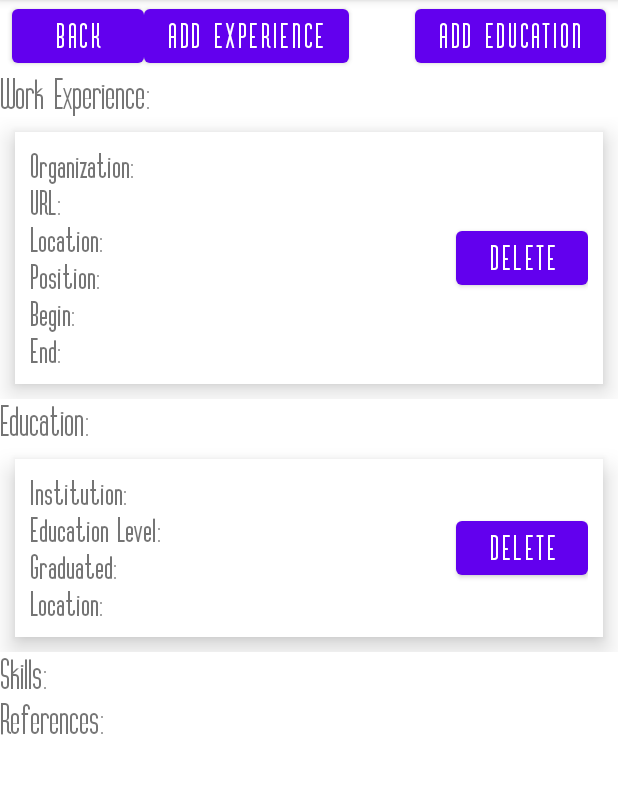
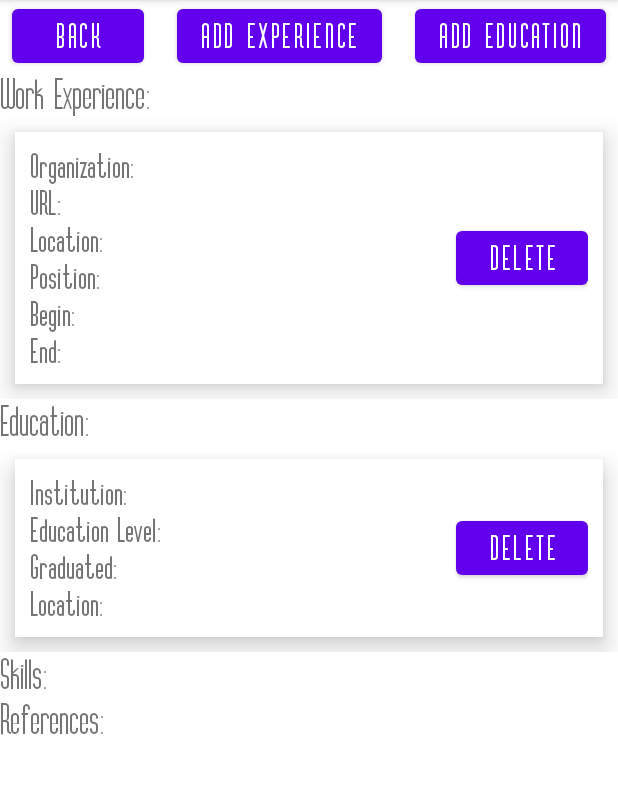
Before and after one commit to jnhalldev/CrunchwrapSupreme, an Android app: the ResumeActivity screen opened directly, with no data from a screen before it, on a phone screen of 412 x 824 dp, the part 84-878 px from its top. Run offline under Robolectric (Android 15) with nearby library versions, the phone set to English and light mode, and no system bars; our stand-ins replace Firebase (no records; nobody signed in at launch, a user with empty details on screens opened directly); 16 statements that could not run were skipped.

Commit message:
commit before merging with nick

```diff
--- a/app/src/main/res/layout/activity_resume.xml
+++ b/app/src/main/res/layout/activity_resume.xml
@@ -26,7 +26,7 @@
         android:text="Add Experience"
         android:textSize="20sp"
         android:textStyle="bold"
-        app:layout_constraintEnd_toStartOf="@+id/button"
+        app:layout_constraintEnd_toStartOf="@+id/buttonAddToEducation"
         app:layout_constraintStart_toEndOf="@+id/buttonResumeBack"
         app:layout_constraintTop_toTopOf="parent" />
 
@@ -60,69 +60,6 @@
             android:layout_height="wrap_content"
             android:orientation="vertical">
 
-            <TextView
-                android:id="@+id/textViewWorkHistory"
-                android:layout_width="wrap_content"
-                android:layout_height="wrap_content"
-                android:text="Work History:"
-                android:fontFamily="@font/vertigoflfbold"
-                android:textSize="20sp"
-                android:textStyle="bold"/>
-
         </LinearLayout>
     </ScrollView>
-    <!--
-        <ScrollView
-            android:id="@+id/scrollViewEducation"
-            android:layout_width="0dp"
-            android:layout_height="wrap_content"
-            app:layout_constraintTop_toBottomOf="@+id/scrollViewWorkHistory"
-            app:layout_constraintLeft_toLeftOf="parent"
-            app:layout_constraintRight_toRightOf="parent"
-            android:scrollbars="none">
-
-            <LinearLayout
-                android:id="@+id/containerEducation"
-                android:layout_width="match_parent"
-                android:layout_height="wrap_content"
-                android:orientation="vertical">
-
-                <TextView
-                    android:id="@+id/textViewEducation"
-                    android:layout_width="wrap_content"
-                    android:layout_height="wrap_content"
-                    android:text="Education:"
-                    android:fontFamily="@font/vertigoflfbold"
-                    android:textSize="20sp"
-                    android:textStyle="bold"/>
-
-            </LinearLayout>
-        </ScrollView>
-
-        <ScrollView
-            android:layout_width="0dp"
-            android:layout_height="wrap_content"
-            app:layout_constraintTop_toBottomOf="@+id/scrollViewEducation"
-            app:layout_constraintLeft_toLeftOf="parent"
-            app:layout_constraintRight_toRightOf="parent"
-            android:scrollbars="none">
-
-            <LinearLayout
-                android:id="@+id/containerSkills"
-                android:layout_width="match_parent"
-                android:layout_height="wrap_content"
-                android:orientation="vertical">
-
-                <TextView
-                    android:id="@+id/textViewSkills"
-                    android:layout_width="wrap_content"
-                    android:layout_height="wrap_content"
-                    android:text="Skills:"
-                    android:fontFamily="@font/vertigoflfbold"
-                    android:textSize="20sp"
-                    android:textStyle="bold"/>
-
-            </LinearLayout>
-        </ScrollView>
-    -->
 </androidx.constraintlayout.widget.ConstraintLayout>
```
